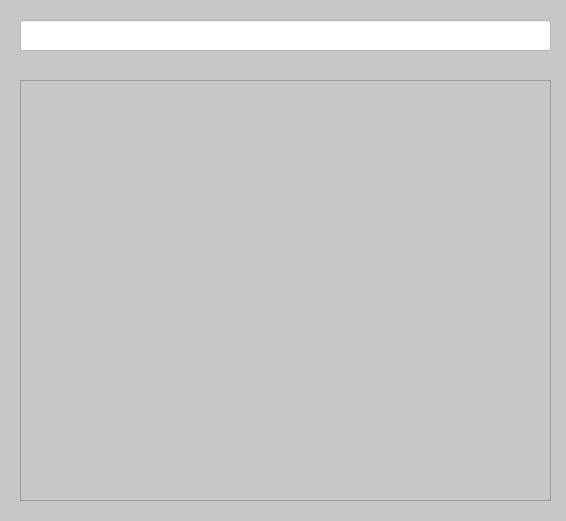
Qt form TallerMecanico/ventanas/Productos.ui (VictorHCH/Taller-Mecanico) before a commit.
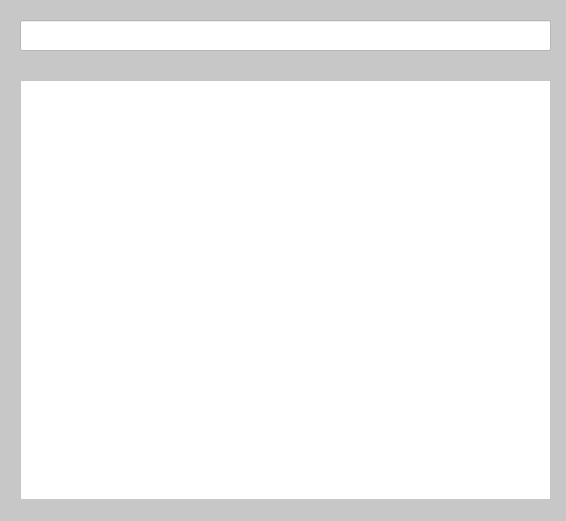
The same form after that commit.

The edit to the form file:
```diff
--- a/TallerMecanico/ventanas/Productos.ui
+++ b/TallerMecanico/ventanas/Productos.ui
@@ -40,7 +40,7 @@
      <bool>true</bool>
     </property>
    </widget>
-   <widget class="QTableWidget" name="tableView">
+     <widget class="QTableView" name="tableView">
     <property name="geometry">
      <rect>
       <x>20</x>
@@ -48,9 +48,29 @@
       <width>531</width>
       <height>421</height>
      </rect>
-    </property>
+      </property> 
+      <property name="font">
+       <font>
+        <family>ITC Avant Garde Std Bk Cn</family>
+        <pointsize>10</pointsize>
+       </font>
+      </property>
+      <property name="styleSheet">
+        <string notr="true">background-color: rgb(255, 255, 255);</string>
+      </property>
    </widget>
   </widget>
+  <widget class="QMenuBar" name="menubar">
+   <property name="geometry">
+    <rect>
+     <x>0</x>
+     <y>0</y>
+     <width>439</width>
+     <height>26</height>
+    </rect>
+   </property>
+  </widget>
+  <widget class="QStatusBar" name="statusbar"/>
  </widget>
  <resources/>
  <connections/>
```
Left out of the diff: 6 changed lines with no effect on the pictures. Lines whose indentation alone changed are shown as unchanged.
